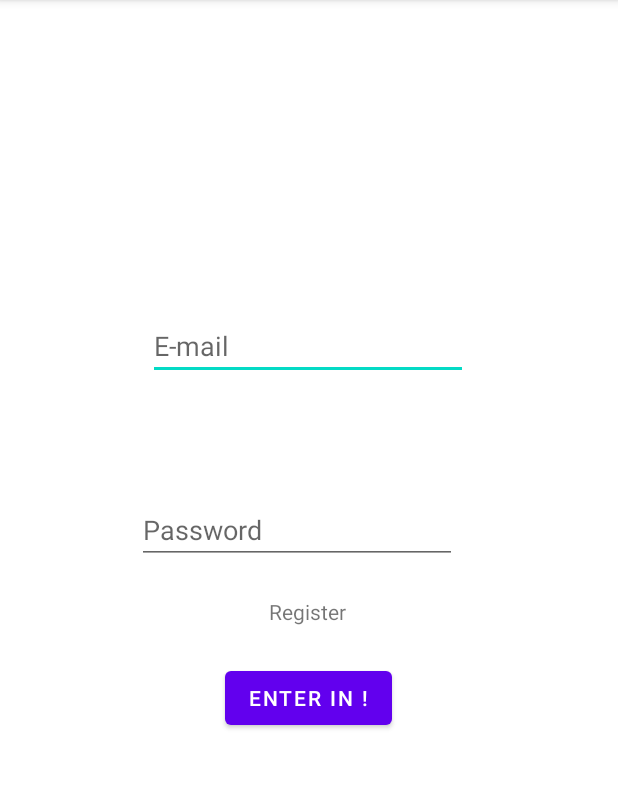
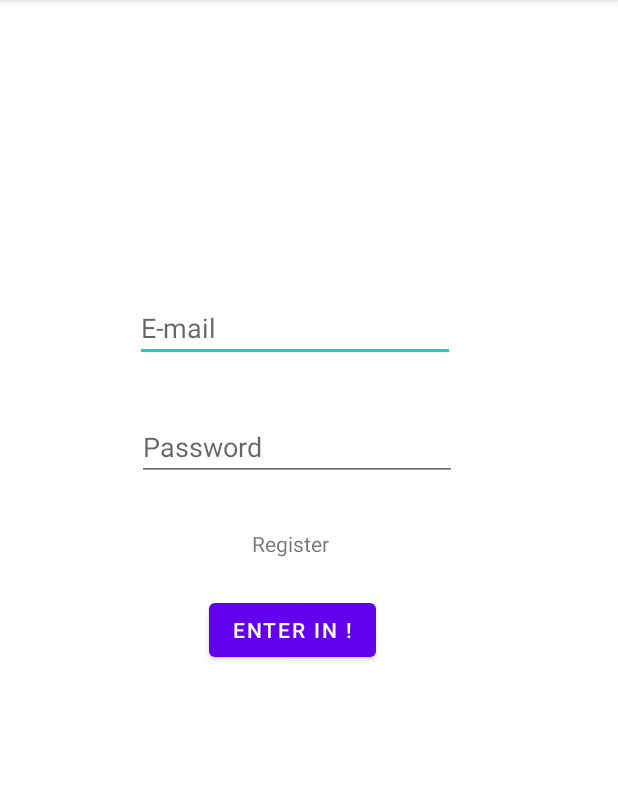
Before and after one commit to LuckassSss/FirebaseWillConnect, an Android app: the LoginActivity screen opened directly, with no data from a screen before it, on a phone screen of 412 x 824 dp, the part 84-873 px from its top. Run offline under Robolectric (Android 15) with nearby library versions, the phone set to English and light mode, and no system bars; our stand-ins replace Firebase (no records; nobody signed in at launch, a user with empty details on screens opened directly).

Commit message:
Started creating principal menu

```diff
--- a/app/src/main/AndroidManifest.xml
+++ b/app/src/main/AndroidManifest.xml
@@ -11,6 +11,12 @@
         android:supportsRtl="true"
         android:theme="@style/Theme.FirebaseWillConnect"
         tools:targetApi="31">
+        <activity
+            android:name=".FavoriteDogApp"
+            android:exported="false" />
+        <activity
+            android:name=".MainMenuActivity"
+            android:exported="false" />
         <activity
             android:name=".RegisterActivity"
             android:exported="false" />
--- a/app/src/main/res/layout/activity_login.xml
+++ b/app/src/main/res/layout/activity_login.xml
@@ -10,12 +10,12 @@
         android:id="@+id/email_login"
         android:layout_width="wrap_content"
         android:layout_height="wrap_content"
-        android:layout_marginTop="208dp"
+        android:layout_marginTop="196dp"
         android:ems="10"
         android:hint="E-mail"
         android:inputType="textEmailAddress"
         app:layout_constraintEnd_toEndOf="parent"
-        app:layout_constraintHorizontal_bias="0.497"
+        app:layout_constraintHorizontal_bias="0.452"
         app:layout_constraintStart_toStartOf="parent"
         app:layout_constraintTop_toTopOf="parent" />
 
@@ -25,14 +25,16 @@
         android:layout_height="wrap_content"
         android:layout_marginStart="91dp"
         android:layout_marginEnd="91dp"
-        android:layout_marginBottom="392dp"
+        android:layout_marginBottom="236dp"
         android:ems="10"
         android:hint="Password"
         android:inputType="textPassword"
         app:layout_constraintBottom_toBottomOf="parent"
         app:layout_constraintEnd_toEndOf="parent"
         app:layout_constraintHorizontal_bias="0.0"
-        app:layout_constraintStart_toStartOf="parent" />
+        app:layout_constraintStart_toStartOf="parent"
+        app:layout_constraintTop_toBottomOf="@+id/email_login"
+        app:layout_constraintVertical_bias="0.138" />
 
     <Button
         android:id="@+id/login"
@@ -41,7 +43,7 @@
         android:layout_marginTop="24dp"
         android:text="Enter In !"
         app:layout_constraintEnd_toEndOf="parent"
-        app:layout_constraintHorizontal_bias="0.498"
+        app:layout_constraintHorizontal_bias="0.464"
         app:layout_constraintStart_toStartOf="parent"
         app:layout_constraintTop_toBottomOf="@+id/registration"
         tools:ignore="MissingConstraints" />
@@ -50,10 +52,10 @@
         android:id="@+id/registration"
         android:layout_width="wrap_content"
         android:layout_height="wrap_content"
-        android:layout_marginTop="22dp"
+        android:layout_marginTop="32dp"
         android:text="Register"
         app:layout_constraintEnd_toEndOf="parent"
-        app:layout_constraintHorizontal_bias="0.498"
+        app:layout_constraintHorizontal_bias="0.465"
         app:layout_constraintStart_toStartOf="parent"
         app:layout_constraintTop_toBottomOf="@+id/password_login"
         tools:ignore="MissingConstraints" />
```
Also changed, not shown: app/src/main/java/com/example/firebasewillconnect/FavoriteDogApp.java (added, +14 -0 lines), app/src/main/java/com/example/firebasewillconnect/MainMenuActivity.java (added, +21 -0 lines), app/src/main/res/layout/activity_favorite_dog_app.xml (added, +9 -0 lines), app/src/main/res/layout/activity_main_menu.xml (added, +31 -0 lines).
